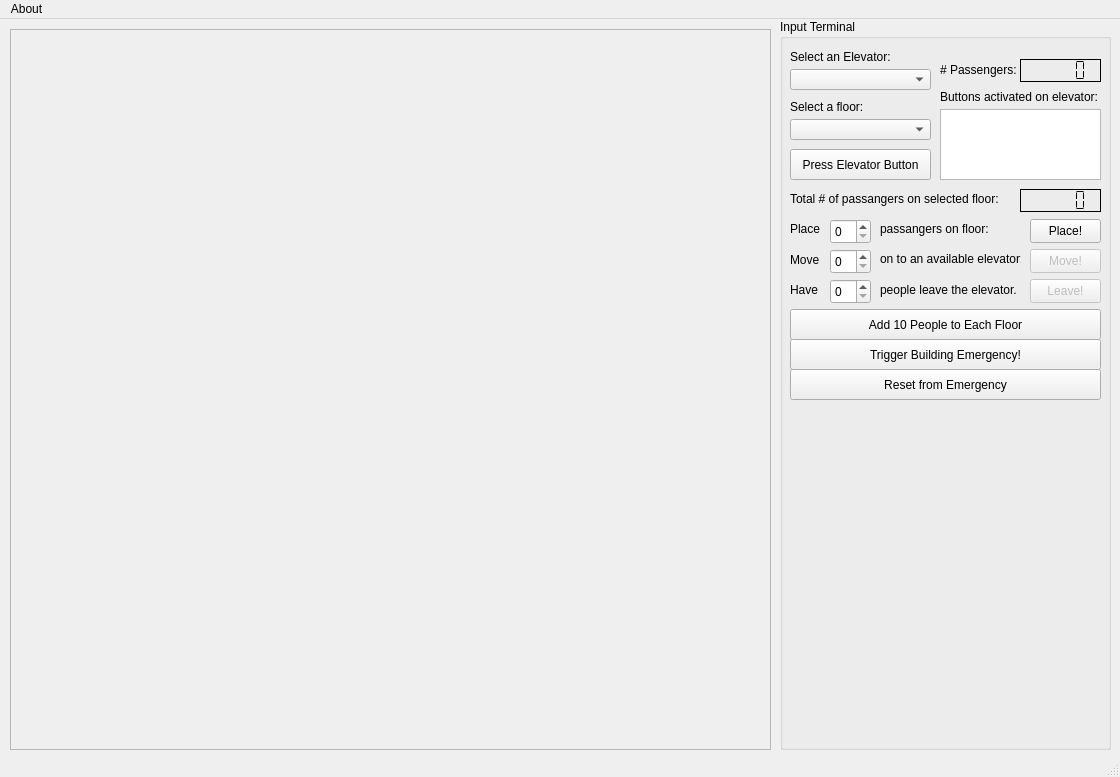
First picture: the form in mainwindow.ui, repository Entropy675/QtElevatorSimulation, before the edit.
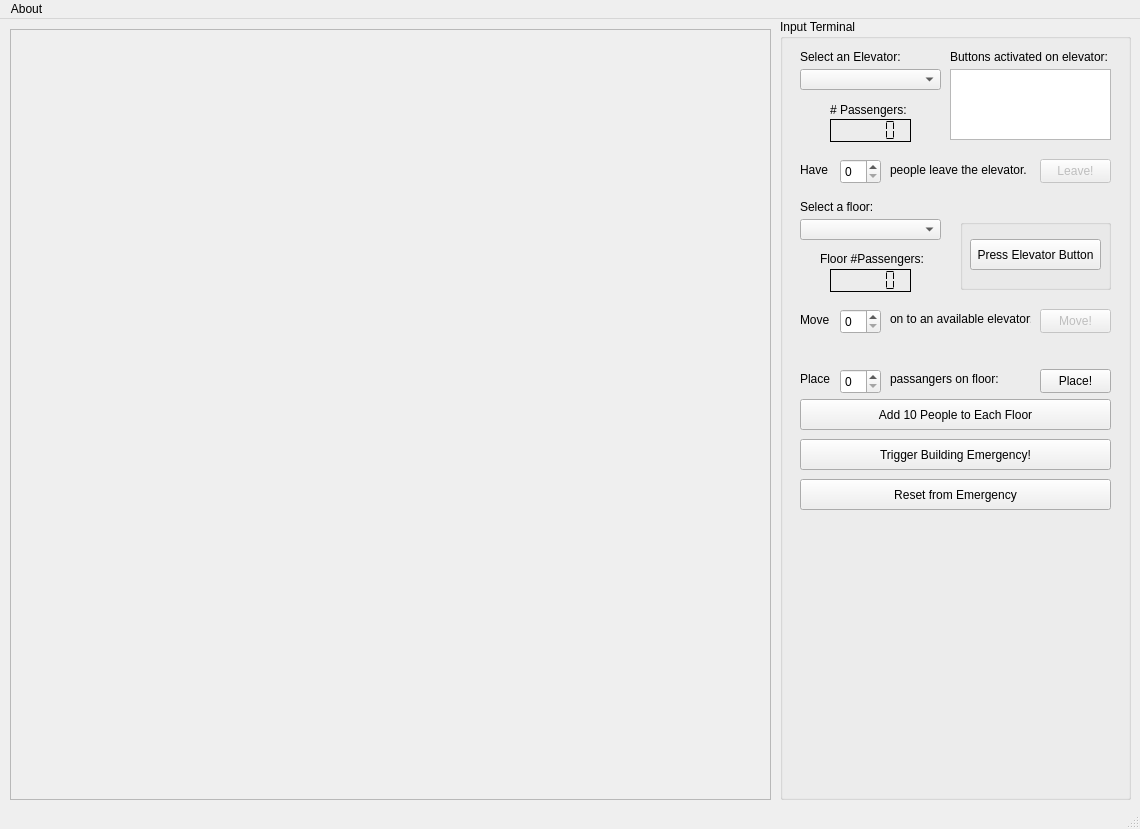
Second picture: the form after the edit.

Diff of the .ui file:
```diff
--- a/mainwindow.ui
+++ b/mainwindow.ui
@@ -6,8 +6,8 @@
    <rect>
     <x>0</x>
     <y>0</y>
-    <width>1120</width>
-    <height>777</height>
+    <width>1140</width>
+    <height>829</height>
    </rect>
   </property>
   <property name="windowTitle">
@@ -19,8 +19,8 @@
      <rect>
       <x>780</x>
       <y>0</y>
-      <width>331</width>
-      <height>731</height>
+      <width>351</width>
+      <height>781</height>
      </rect>
     </property>
     <property name="title">
@@ -29,7 +29,7 @@
     <widget class="QComboBox" name="comboElevatorBox">
      <property name="geometry">
       <rect>
-       <x>10</x>
+       <x>20</x>
        <y>50</y>
        <width>141</width>
        <height>21</height>
@@ -39,7 +39,7 @@
     <widget class="QLabel" name="label_1">
      <property name="geometry">
       <rect>
-       <x>10</x>
+       <x>20</x>
        <y>30</y>
        <width>141</width>
        <height>16</height>
@@ -52,8 +52,8 @@
     <widget class="QTextBrowser" name="textBrowserButtonsPressed">
      <property name="geometry">
       <rect>
-       <x>160</x>
-       <y>90</y>
+       <x>170</x>
+       <y>50</y>
        <width>161</width>
        <height>71</height>
       </rect>
@@ -62,8 +62,8 @@
     <widget class="QComboBox" name="comboFloorBox">
      <property name="geometry">
       <rect>
-       <x>10</x>
-       <y>100</y>
+       <x>20</x>
+       <y>200</y>
        <width>141</width>
        <height>21</height>
       </rect>
@@ -72,8 +72,8 @@
     <widget class="QLabel" name="label_2">
      <property name="geometry">
       <rect>
-       <x>10</x>
-       <y>80</y>
+       <x>20</x>
+       <y>180</y>
        <width>141</width>
        <height>16</height>
       </rect>
@@ -85,8 +85,8 @@
     <widget class="QLabel" name="label_3">
      <property name="geometry">
       <rect>
-       <x>160</x>
-       <y>70</y>
+       <x>170</x>
+       <y>30</y>
        <width>161</width>
        <height>16</height>
       </rect>
@@ -95,24 +95,11 @@
       <string>Buttons activated on elevator:</string>
      </property>
     </widget>
-    <widget class="QPushButton" name="pushElevatorButton">
-     <property name="geometry">
-      <rect>
-       <x>10</x>
-       <y>130</y>
-       <width>141</width>
-       <height>31</height>
-      </rect>
-     </property>
-     <property name="text">
-      <string>Press Elevator Button</string>
-     </property>
-    </widget>
     <widget class="QLCDNumber" name="passengerNumber">
      <property name="geometry">
       <rect>
-       <x>240</x>
-       <y>40</y>
+       <x>50</x>
+       <y>100</y>
        <width>81</width>
        <height>23</height>
       </rect>
@@ -127,8 +114,8 @@
     <widget class="QLabel" name="label_4">
      <property name="geometry">
       <rect>
-       <x>160</x>
-       <y>40</y>
+       <x>50</x>
+       <y>80</y>
        <width>81</width>
        <height>21</height>
       </rect>
@@ -140,8 +127,8 @@
     <widget class="QSpinBox" name="spinBoxPlace">
      <property name="geometry">
       <rect>
-       <x>50</x>
-       <y>200</y>
+       <x>60</x>
+       <y>350</y>
        <width>41</width>
        <height>25</height>
       </rect>
@@ -150,8 +137,8 @@
     <widget class="QLabel" name="label">
      <property name="geometry">
       <rect>
-       <x>10</x>
-       <y>200</y>
+       <x>20</x>
+       <y>350</y>
        <width>31</width>
        <height>20</height>
       </rect>
@@ -163,8 +150,8 @@
     <widget class="QLabel" name="label_5">
      <property name="geometry">
       <rect>
-       <x>100</x>
-       <y>200</y>
+       <x>110</x>
+       <y>350</y>
        <width>111</width>
        <height>20</height>
       </rect>
@@ -176,8 +163,8 @@
     <widget class="QPushButton" name="pushPlaceButton">
      <property name="geometry">
       <rect>
-       <x>250</x>
-       <y>200</y>
+       <x>260</x>
+       <y>350</y>
        <width>71</width>
        <height>24</height>
       </rect>
@@ -189,21 +176,21 @@
     <widget class="QLabel" name="label_6">
      <property name="geometry">
       <rect>
-       <x>10</x>
-       <y>170</y>
-       <width>221</width>
+       <x>40</x>
+       <y>230</y>
+       <width>111</width>
        <height>20</height>
       </rect>
      </property>
      <property name="text">
-      <string>Total # of passangers on selected floor:</string>
+      <string>Floor #Passengers:</string>
      </property>
     </widget>
     <widget class="QLCDNumber" name="passengerOnFloorNumber">
      <property name="geometry">
       <rect>
-       <x>240</x>
-       <y>170</y>
+       <x>50</x>
+       <y>250</y>
        <width>81</width>
        <height>23</height>
       </rect>
@@ -218,9 +205,9 @@
     <widget class="QLabel" name="label_7">
      <property name="geometry">
       <rect>
-       <x>10</x>
-       <y>230</y>
-       <width>49</width>
+       <x>20</x>
+       <y>290</y>
+       <width>41</width>
        <height>21</height>
       </rect>
      </property>
@@ -231,8 +218,8 @@
     <widget class="QSpinBox" name="spinBoxMove">
      <property name="geometry">
       <rect>
-       <x>50</x>
-       <y>230</y>
+       <x>60</x>
+       <y>290</y>
        <width>41</width>
        <height>25</height>
       </rect>
@@ -241,8 +228,8 @@
     <widget class="QLabel" name="label_8">
      <property name="geometry">
       <rect>
-       <x>100</x>
-       <y>230</y>
+       <x>110</x>
+       <y>290</y>
        <width>141</width>
        <height>20</height>
       </rect>
@@ -257,8 +244,8 @@
      </property>
      <property name="geometry">
       <rect>
-       <x>250</x>
-       <y>230</y>
+       <x>260</x>
+       <y>290</y>
        <width>71</width>
        <height>24</height>
       </rect>
@@ -270,8 +257,8 @@
     <widget class="QLabel" name="label_9">
      <property name="geometry">
       <rect>
-       <x>100</x>
-       <y>260</y>
+       <x>110</x>
+       <y>140</y>
        <width>141</width>
        <height>21</height>
       </rect>
@@ -283,8 +270,8 @@
     <widget class="QSpinBox" name="spinBoxLeaveElevator">
      <property name="geometry">
       <rect>
-       <x>50</x>
-       <y>260</y>
+       <x>60</x>
+       <y>140</y>
        <width>41</width>
        <height>25</height>
       </rect>
@@ -293,8 +280,8 @@
     <widget class="QLabel" name="label_10">
      <property name="geometry">
       <rect>
-       <x>10</x>
-       <y>260</y>
+       <x>20</x>
+       <y>140</y>
        <width>31</width>
        <height>21</height>
       </rect>
@@ -309,8 +296,8 @@
      </property>
      <property name="geometry">
       <rect>
-       <x>250</x>
-       <y>260</y>
+       <x>260</x>
+       <y>140</y>
        <width>71</width>
        <height>24</height>
       </rect>
@@ -322,8 +309,8 @@
     <widget class="QPushButton" name="pushAdd10FloorButton">
      <property name="geometry">
       <rect>
-       <x>10</x>
-       <y>290</y>
+       <x>20</x>
+       <y>380</y>
        <width>311</width>
        <height>31</height>
       </rect>
@@ -335,8 +322,8 @@
     <widget class="QPushButton" name="pushBuildingEmergencyButton">
      <property name="geometry">
       <rect>
-       <x>10</x>
-       <y>320</y>
+       <x>20</x>
+       <y>420</y>
        <width>311</width>
        <height>31</height>
       </rect>
@@ -348,8 +335,8 @@
     <widget class="QPushButton" name="pushEmergencyResetButton">
      <property name="geometry">
       <rect>
-       <x>10</x>
-       <y>350</y>
+       <x>20</x>
+       <y>460</y>
        <width>311</width>
        <height>31</height>
       </rect>
@@ -358,6 +345,32 @@
       <string>Reset from Emergency</string>
      </property>
     </widget>
+    <widget class="QGroupBox" name="groupBox">
+     <property name="geometry">
+      <rect>
+       <x>180</x>
+       <y>200</y>
+       <width>151</width>
+       <height>71</height>
+      </rect>
+     </property>
+     <property name="title">
+      <string/>
+     </property>
+     <widget class="QPushButton" name="pushElevatorButton">
+      <property name="geometry">
+       <rect>
+        <x>10</x>
+        <y>20</y>
+        <width>131</width>
+        <height>31</height>
+       </rect>
+      </property>
+      <property name="text">
+       <string>Press Elevator Button</string>
+      </property>
+     </widget>
+    </widget>
    </widget>
    <widget class="QScrollArea" name="elevatorScrollArea">
     <property name="geometry">
@@ -365,7 +378,7 @@
       <x>10</x>
       <y>10</y>
       <width>761</width>
-      <height>721</height>
+      <height>771</height>
      </rect>
     </property>
     <property name="widgetResizable">
@@ -377,7 +390,7 @@
        <x>0</x>
        <y>0</y>
        <width>759</width>
-       <height>719</height>
+       <height>769</height>
       </rect>
      </property>
     </widget>
@@ -388,7 +401,7 @@
     <rect>
      <x>0</x>
      <y>0</y>
-     <width>1120</width>
+     <width>1140</width>
      <height>21</height>
     </rect>
    </property>
```
